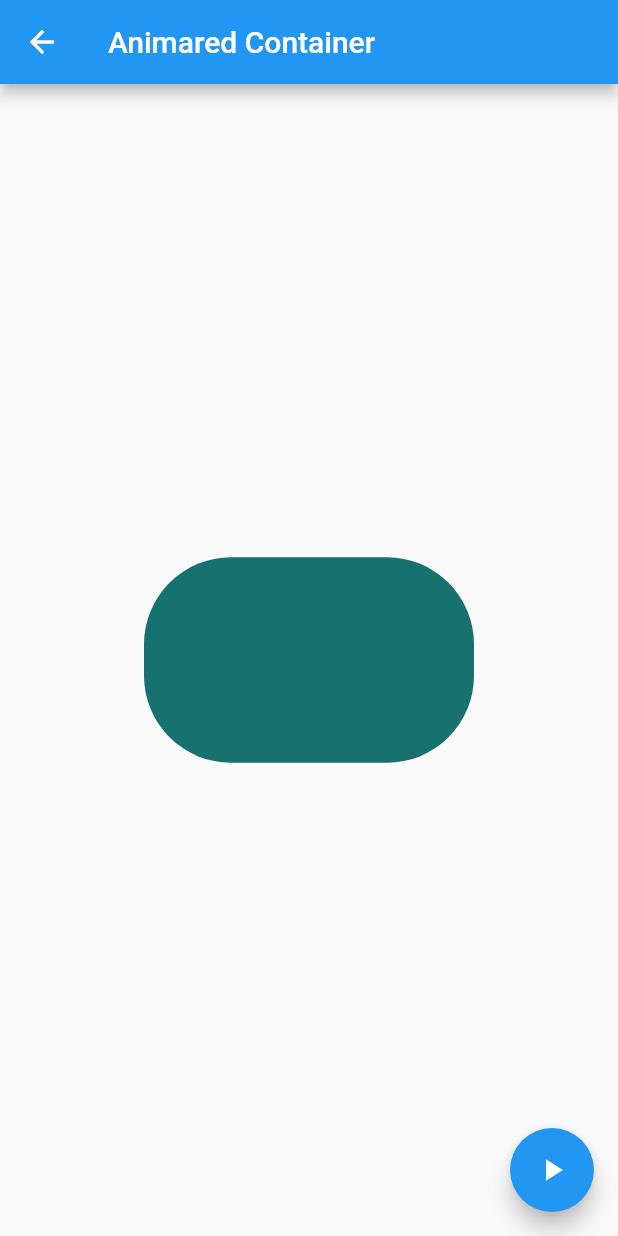
After one commit to isaacgh64/componentes, a Flutter app: the AnimatedContainerPage screen opened by its route, after a tap on the "play arrow" icon, on a phone screen of 412 x 824 dp. The commit adds this screen. Run offline on Flutter 3.47's test engine with Material 2 defaults, Android fonts, the phone set to English and light mode, and no system bars.

Commit message:
aplicacion tope guay

```diff
--- a/data/menu_opts.json
+++ b/data/menu_opts.json
@@ -15,6 +15,11 @@
             "ruta" : "card",
             "icon" : "folder_open",
             "texto": "Cards - Tarjetas"
+        },
+        {
+            "ruta" : "animatedContainer",
+            "icon" : "donut_large",
+            "texto": "Animated Container"
         }
     ]
 }
--- /dev/null
+++ b/lib/src/pages/animated_container.dart
@@ -0,0 +1,49 @@
+import 'dart:math';
+
+import 'package:flutter/material.dart';
+
+class AnimatedContainerPage extends StatefulWidget {
+  const AnimatedContainerPage({Key? key}) : super(key: key);
+
+  @override
+  State<AnimatedContainerPage> createState() => _AnimatedContainerPageState();
+}
+
+class _AnimatedContainerPageState extends State<AnimatedContainerPage> {
+  double _width = 50.0;
+  double _height = 50.0;
+  Color _color = Colors.pink;
+
+  BorderRadiusGeometry _borderRadius = BorderRadius.circular(8.0);
+  @override
+  Widget build(BuildContext context) {
+    return Scaffold(
+      appBar: AppBar(
+        title: const Text('Animared Container'),
+      ),
+      body: Center(
+          child: AnimatedContainer(
+        width: _width,
+        height: _height,
+        decoration: BoxDecoration(borderRadius: _borderRadius, color: _color),
+        duration: const Duration(seconds: 1),
+        curve: Curves.fastOutSlowIn,
+      )),
+      floatingActionButton: FloatingActionButton(
+        child: const Icon(Icons.play_arrow),
+        onPressed: _cambiarForma,
+      ),
+    );
+  }
+
+  _cambiarForma() {
+    final random = Random();
+    setState(() {
+      _width = random.nextInt(300).toDouble();
+      _height = random.nextInt(300).toDouble();
+      _color = Color.fromRGBO(
+          random.nextInt(255), random.nextInt(255), random.nextInt(255), 1);
+      _borderRadius = BorderRadius.circular(random.nextInt(100).toDouble());
+    });
+  }
+}
--- a/lib/src/routes/routes.dart
+++ b/lib/src/routes/routes.dart
@@ -1,3 +1,4 @@
+import 'package:componentes/src/pages/animated_container.dart';
 import 'package:componentes/src/pages/card_page.dart';
 import 'package:flutter/material.dart';
 
@@ -11,5 +12,7 @@ Map<String, WidgetBuilder> getApplicationRoutes() {
     'alert': (BuildContext context) => const AlertPage(),
     'avatar': (BuildContext context) => const AvatarPage(),
     'card': (BuildContext context) => const CardPage(),
+    'animatedContainer': (BuildContext context) =>
+        const AnimatedContainerPage(),
   };
 }
--- a/lib/src/utils/icono_string_util.dart
+++ b/lib/src/utils/icono_string_util.dart
@@ -4,6 +4,7 @@ final _icons = <String, IconData>{
   'add_alert': Icons.add_alert,
   'accessibility': Icons.accessibility,
   'folder_open': Icons.folder_open,
+  'donut_large': Icons.donut_large,
 };
 
 Icon getIcon(String nombreIcono) {
```
Also changed, not shown: lib/src/pages/alert_pages.dart (+41 -0 lines), lib/src/pages/avatar_page.dart (+25 -0 lines), lib/src/pages/card_page.dart (+45 -1 lines).
